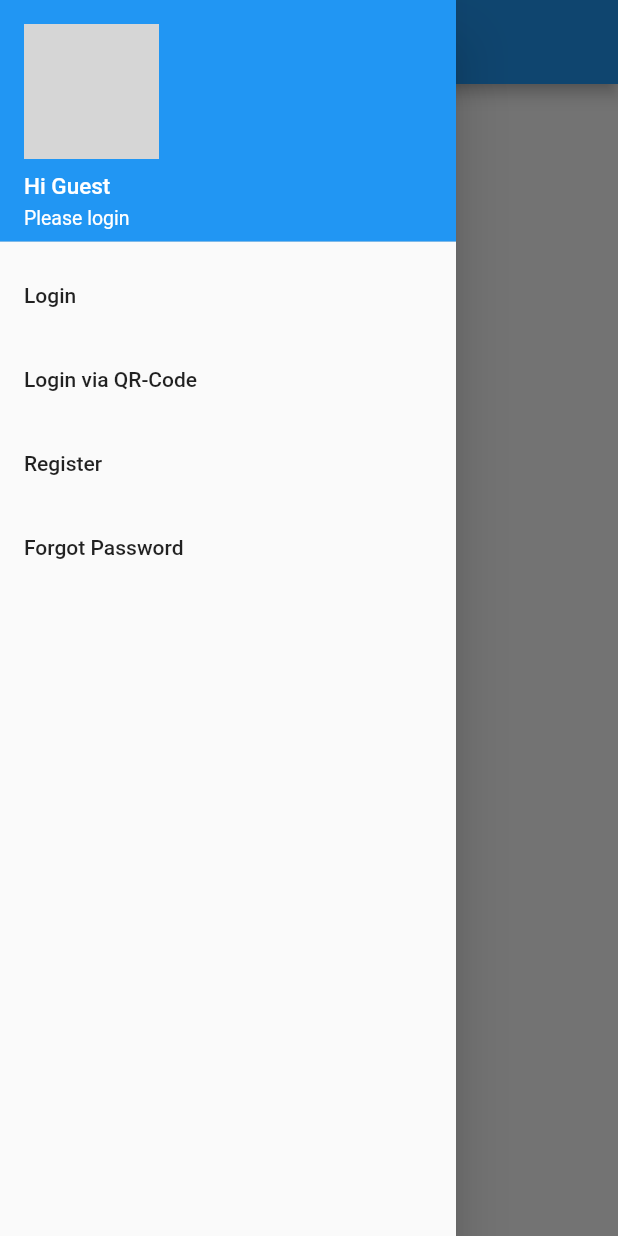
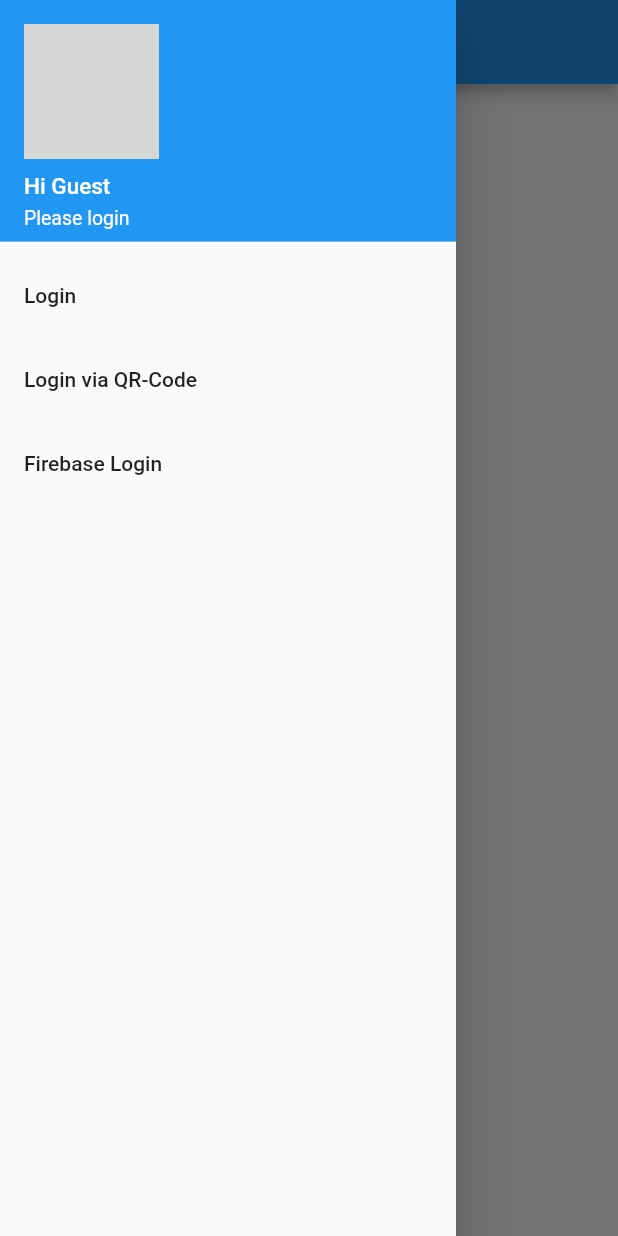
Before and after one commit to arma7x/flutter-laravel, a Flutter app: the screen it shows after launch, with the side drawer open, on a phone screen of 412 x 824 dp. Run offline on Flutter 3.47's test engine with Material 2 defaults, Android fonts, the phone set to English and light mode, and no system bars; our stand-ins replace firebase_auth, firebase_core, flutter_bloc, shared_preferences; missing offline and left inert: flutterfire_ui, qr_code_scanner; accounts and stored records are empty; network calls fail; grey boxes are pictures that could not be loaded.

Commit message:
DONE: Firebase authentication

```diff
--- a/lib/api.dart
+++ b/lib/api.dart
@@ -100,8 +100,10 @@ class Api {
         void fallback(String token, String? usr) {
             if (usr != null) {
                 final decodedUser = json.decode(usr);
-                decodedUser['type'] = UserState.laravel;
-                saveSession(token, decodedUser, context);
+                if (decodedUser['type'] != UserState.firebase) {
+                    decodedUser['type'] = UserState.laravel;
+                    saveSession(token, decodedUser, context);
+                }
             }
         }
 
@@ -115,11 +117,17 @@ class Api {
                 final response = await getUserInfo(token);
                 final responseBody = json.decode(response.body);
                 if (response.statusCode == 200) {
+                    responseBody['type'] = UserState.laravel;
                     saveSession(token, responseBody, context);
                     successCallback();
                 } else if (response.statusCode == 401) {
                     errorCallback(responseBody['message']!);
-                    destroySession(context);
+                    if (user != null) {
+                        final decodedUser = json.decode(user);
+                        if (decodedUser['type'] != UserState.firebase) {
+                            destroySession(context);
+                        }
+                    }
                 } else {
                     errorCallback("Unknown");
                     fallback(token, user);
@@ -135,6 +143,15 @@ class Api {
                 fallback(token, user);
             }
         }
+    }
+
+    static Future<Map<String, dynamic>> getSession() async {
+        final SharedPreferences prefs = await SharedPreferences.getInstance();
+        String? user = prefs.getString(userKey);
+        if (user == null)
+            return UserState.dummy;
+        final decodedUser = json.decode(user);
+        return decodedUser;
     }
 
     static void saveSession(String token, Map<String, dynamic> user, BuildContext context) async {
--- a/lib/main.dart
+++ b/lib/main.dart
@@ -2,19 +2,27 @@ import 'package:flutter/material.dart';
 import 'package:flutter/cupertino.dart' show CupertinoPageRoute;
 import 'package:flutter_laravel/api.dart';
 import 'package:flutter_bloc/flutter_bloc.dart';
-import 'package:flutter_laravel/bloc/AuthState.dart';
+import 'package:flutter_laravel/bloc/AuthState.dart' as AuthStateBloc;
 import 'package:flutter_laravel/bloc/UserState.dart';
 import 'package:flutter_laravel/navigations/LoginScreen.dart';
 import 'package:flutter_laravel/navigations/LoginQrCodeScreen.dart';
 import 'package:url_launcher/url_launcher.dart';
+import 'firebase_options.dart';
 import 'package:firebase_core/firebase_core.dart';
-import 'firebase_options.dart';
+import 'package:firebase_auth/firebase_auth.dart';
+import 'package:flutterfire_ui/auth.dart';
 
 Future<void> main() async {
   WidgetsFlutterBinding.ensureInitialized();
   await Firebase.initializeApp(
     options: DefaultFirebaseOptions.currentPlatform,
   );
+
+  FlutterFireUIAuth.configureProviders([
+    const EmailProviderConfiguration(),
+    const GoogleProviderConfiguration(clientId: "701446495044-hv369q6osf43qr4ah699e14vmtl6fmu5.apps.googleusercontent.com"),
+  ]);
+
   BlocOverrides.runZoned(
     () => runApp(const App()),
   );
@@ -27,8 +35,8 @@ class App extends StatelessWidget {
   Widget build(BuildContext context) {
     return MultiBlocProvider(
       providers: [
-        BlocProvider<AuthState>(
-          create: (BuildContext context) => AuthState(),
+        BlocProvider<AuthStateBloc.AuthState>(
+          create: (BuildContext context) => AuthStateBloc.AuthState(),
         ),
         BlocProvider<UserState>(
           create: (BuildContext context) => UserState(),
@@ -84,42 +92,82 @@ class MyHomePage extends StatelessWidget {
             );
           },
         ),
+        //ListTile(
+          //title: const Text('Register'),
+          //onTap: () async {
+            //Navigator.of(context).pop();
+            //try {
+              //await launchUrl(Api.getRegisterLink());
+            //} catch(e) {
+              //ScaffoldMessenger.of(context).showSnackBar(SnackBar(content: Text(e.toString())));
+            //}
+          //},
+        //),
+        //ListTile(
+          //title: const Text('Forgot Password'),
+          //onTap: () async {
+            //Navigator.of(context).pop();
+            //try {
+              //await launchUrl(Api.getResetPasswordLink());
+            //} catch(e) {
+              //ScaffoldMessenger.of(context).showSnackBar(SnackBar(content: Text(e.toString())));
+            //}
+          //},
+        //),
         ListTile(
-          title: const Text('Register'),
+          title: const Text('Firebase Login'),
           onTap: () async {
             Navigator.of(context).pop();
-            try {
-              await launchUrl(Api.getRegisterLink());
-            } catch(e) {
-              ScaffoldMessenger.of(context).showSnackBar(SnackBar(content: Text(e.toString())));
-            }
-          },
-        ),
-        ListTile(
-          title: const Text('Forgot Password'),
-          onTap: () async {
-            Navigator.of(context).pop();
-            try {
-              await launchUrl(Api.getResetPasswordLink());
-            } catch(e) {
-              ScaffoldMessenger.of(context).showSnackBar(SnackBar(content: Text(e.toString())));
-            }
+              Navigator.push(
+                context,
+                CupertinoPageRoute(builder: (context) {
+                  return SignInScreen(
+                    actions: [
+                      AuthStateChangeAction<SignedIn>((context, state) {
+                        Navigator.of(context).pop();
+                      }),
+                    ],
+                  );
+                }),
+              );
           },
         ),
       ];
     }
-    return <Widget>[
-      ListTile(
+    var widgets = <Widget>[];
+    if (BlocProvider.of<UserState>(context, listen: false).state['type']! == UserState.firebase) {
+      widgets.add(ListTile(
+          title: const Text('Profile'),
+          onTap: () {
+            Navigator.of(context).pop();
+            Navigator.push(
+              context,
+              CupertinoPageRoute(builder: (context) {
+                return ProfileScreen(
+                  avatarSize: 60,
+                  actions: [
+                    SignedOutAction((context) {
+                      Navigator.of(context).pop();
+                    }),
+                  ],
+                );
+              }),
+            );
+          },
+      ));
+    }
+    widgets.add(ListTile(
         title: const Text('Logout'),
         onTap: () {
           Navigator.of(context).pop();
-          // BlocProvider.of<UserState>(context, listen: false).state['type']! === UserState.laravel
-          Api.destroySession(context);
-          // BlocProvider.of<UserState>(context, listen: false).state['type']! === UserState.firebase
-          // destroy firebase
+          if (BlocProvider.of<UserState>(context, listen: false).state['type']! == UserState.laravel) {
+            Api.destroySession(context);
+          } else if (BlocProvider.of<UserState>(context, listen: false).state['type']! == UserState.firebase) {
+            FirebaseAuth.instance.signOut();
+          }
         },
-      )
-    ];
+    ));
+    return widgets;
   }
 
   @override
@@ -127,12 +175,30 @@ class MyHomePage extends StatelessWidget {
 
     Api.validateToken(null, (String err) => {}, () => {}, context);
 
+    FirebaseAuth.instance
+    .authStateChanges()
+    .listen((User? user) async {
+      if (user == null) {
+        var decodedUser = await Api.getSession();
+        if (decodedUser['type'] != UserState.laravel) {
+          Api.destroySession(context);
+        }
+      } else {
+        var data = <String, dynamic>{
+          "name": user.displayName,
+          "email": user.email,
+          "type": UserState.firebase,
+        };
+        Api.saveSession("firebase", data, context);
+      }
+    });
+
     return Scaffold(
       appBar: AppBar(
         title: Text(title),
       ),
       drawer: Drawer(
-        child: BlocBuilder<AuthState, bool>(
+        child: BlocBuilder<AuthStateBloc.AuthState, bool>(
           builder: (context, bool status) {
             Map<String, dynamic> user = BlocProvider.of<UserState>(context, listen: true).state;
             return ListView(
@@ -181,7 +247,7 @@ class MyHomePage extends StatelessWidget {
           mainAxisAlignment: MainAxisAlignment.center,
           children: <Widget>[
             const Text('Your status is:'),
-            BlocBuilder<AuthState, bool>(
+            BlocBuilder<AuthStateBloc.AuthState, bool>(
               builder: (context, bool status) {
                 return Text(
                   status.toString(),
```
